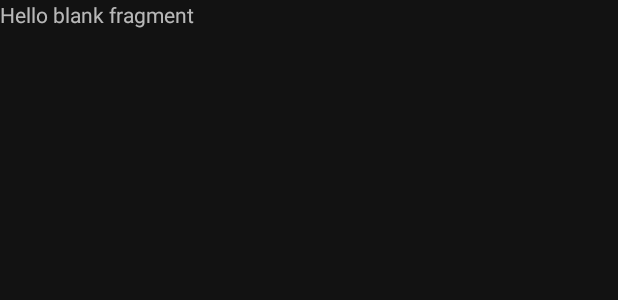
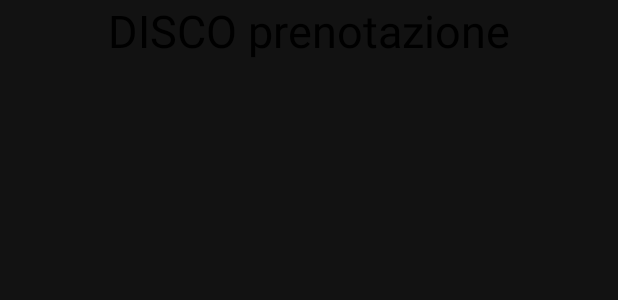
Before and after one commit to 1092407/DiscoApp, an Android app: the layout fragment_prenotazioni.xml on its own in the app's theme, with its tools: preview values and no code run, on a phone screen of 412 x 824 dp. Shown: the top 300 px of the screen. Run offline under Robolectric (Android 15) with nearby library versions, the phone set to English and light mode, and no system bars.

```diff
--- a/app/src/main/res/layout/fragment_prenotazioni.xml
+++ b/app/src/main/res/layout/fragment_prenotazioni.xml
@@ -1,14 +1,29 @@
 <?xml version="1.0" encoding="utf-8"?>
-<FrameLayout xmlns:android="http://schemas.android.com/apk/res/android"
+<androidx.constraintlayout.widget.ConstraintLayout xmlns:android="http://schemas.android.com/apk/res/android"
+    xmlns:app="http://schemas.android.com/apk/res-auto"
     xmlns:tools="http://schemas.android.com/tools"
     android:layout_width="match_parent"
     android:layout_height="match_parent"
-    tools:context=".ui.prenotazioni.prenotazioniFragment">
+    tools:context=".ui.home.HomeFragment">
 
-    <!-- TODO: Update blank fragment layout -->
+
+
     <TextView
-        android:layout_width="match_parent"
-        android:layout_height="match_parent"
-        android:text="@string/hello_blank_fragment" />
+        android:id="@+id/textView7"
+        android:layout_width="wrap_content"
+        android:layout_height="wrap_content"
+        android:text="DISCO prenotazione"
+        android:textColor="@android:color/black"
+        android:textSize="30dp"
+        app:layout_constraintEnd_toEndOf="parent"
+        app:layout_constraintHorizontal_bias="0.498"
+        app:layout_constraintStart_toStartOf="parent"
+        tools:layout_editor_absoluteY="295dp"
+        tools:ignore="MissingConstraints" />
 
-</FrameLayout>
+
+
+
+
+
+</androidx.constraintlayout.widget.ConstraintLayout>
--- a/app/src/main/res/layout/nav_header_nav_draw.xml
+++ b/app/src/main/res/layout/nav_header_nav_draw.xml
@@ -10,7 +10,9 @@
     android:paddingTop="@dimen/activity_vertical_margin"
     android:paddingRight="@dimen/activity_horizontal_margin"
     android:paddingBottom="@dimen/activity_vertical_margin"
-    android:theme="@style/ThemeOverlay.AppCompat.Dark">
+    android:theme="@style/ThemeOverlay.AppCompat.Dark"
+    android:backgroundTint="@color/black"
+    >
 
     <ImageView
         android:id="@+id/imageView"
--- a/app/src/main/res/menu/activity_main_drawer.xml
+++ b/app/src/main/res/menu/activity_main_drawer.xml
@@ -76,5 +76,7 @@
 
 
 
+
+
     </group>
 </menu>
--- a/app/src/main/res/navigation/mobile_navigation.xml
+++ b/app/src/main/res/navigation/mobile_navigation.xml
@@ -52,6 +52,8 @@
 
 
 
+
+
     <!--questa non serve poi -->
 
 
```
Also changed, not shown: app/src/main/java/com/example/discoapp/ui/info/InfoFragment.kt (+61 -0 lines).
